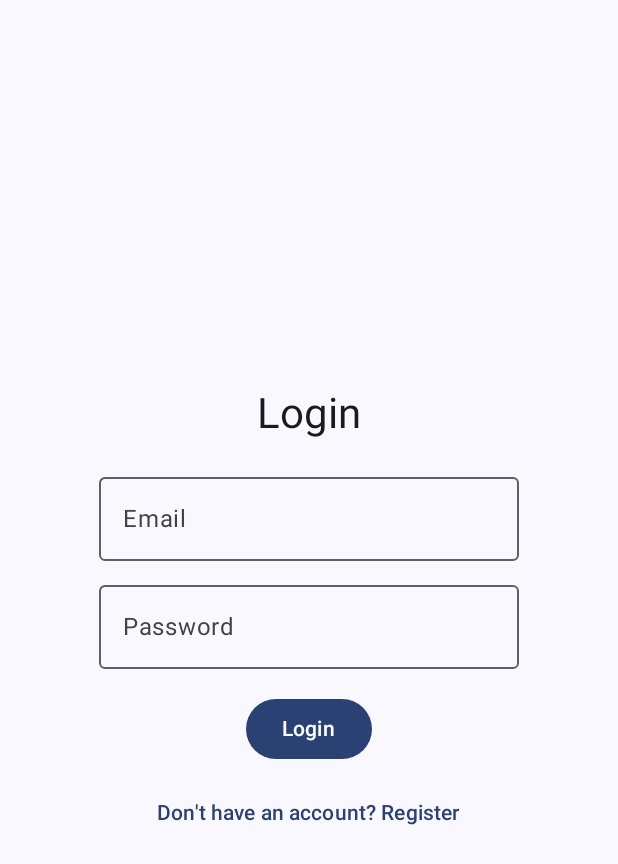
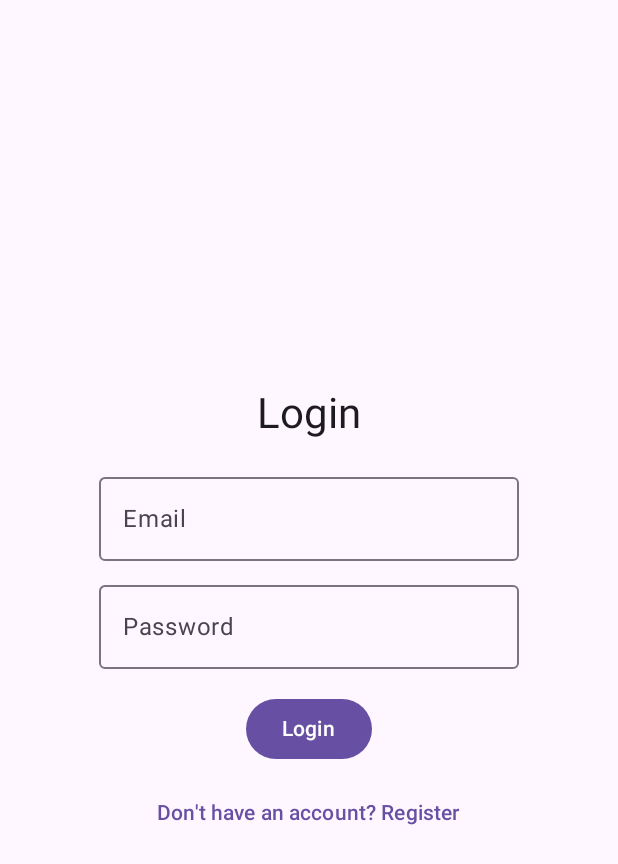
Before and after one commit to jakubwesta/mobile-orienteering, an Android app built with Jetpack Compose: the screen it shows after launch (MainActivity), on a phone screen of 412 x 824 dp. Shown: the top 864 px of the screen. Run offline under Robolectric (Android 15) with nearby library versions, the phone set to English and light mode, and no system bars; our stand-ins replace Dagger/Hilt's generated code.

Commit message:
Fixed theme

```diff
--- a/app/src/main/java/com/mobileorienteering/MainActivity.kt
+++ b/app/src/main/java/com/mobileorienteering/MainActivity.kt
@@ -29,7 +29,10 @@ class MainActivity : ComponentActivity() {
 
             val navController = rememberNavController()
 
-            AppTheme(darkTheme = settings.darkMode) {
+            AppTheme(
+                darkTheme = settings.darkMode,
+                dynamicColor = false
+            ) {
                 AppScaffold(navController, isFirstLaunch, isLoggedIn)
             }
         }
--- a/app/src/main/java/com/mobileorienteering/ui/theme/Theme.kt
+++ b/app/src/main/java/com/mobileorienteering/ui/theme/Theme.kt
@@ -255,7 +255,7 @@ val unspecified_scheme = ColorFamily(
 @Composable
 fun AppTheme(
     darkTheme: Boolean = isSystemInDarkTheme(),
-    dynamicColor: Boolean = true,
+    dynamicColor: Boolean = false,
     content: @Composable() () -> Unit
 ) {
     val colorScheme = when {
```
